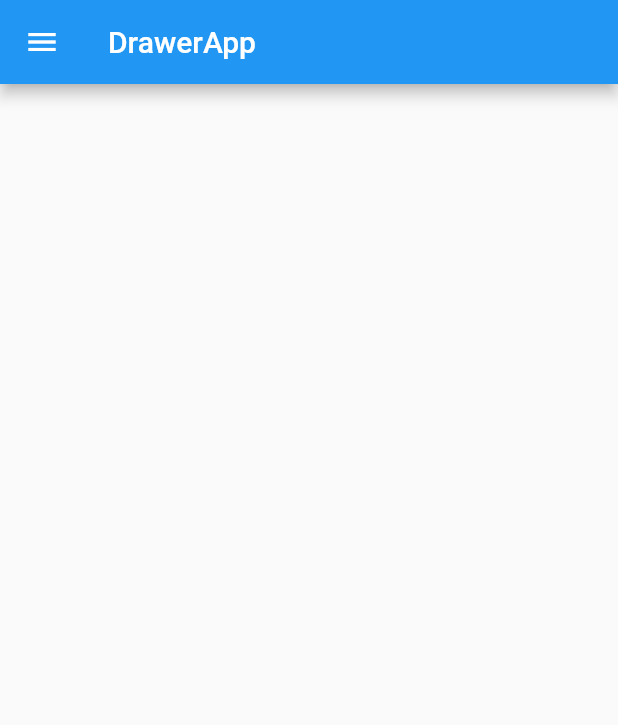
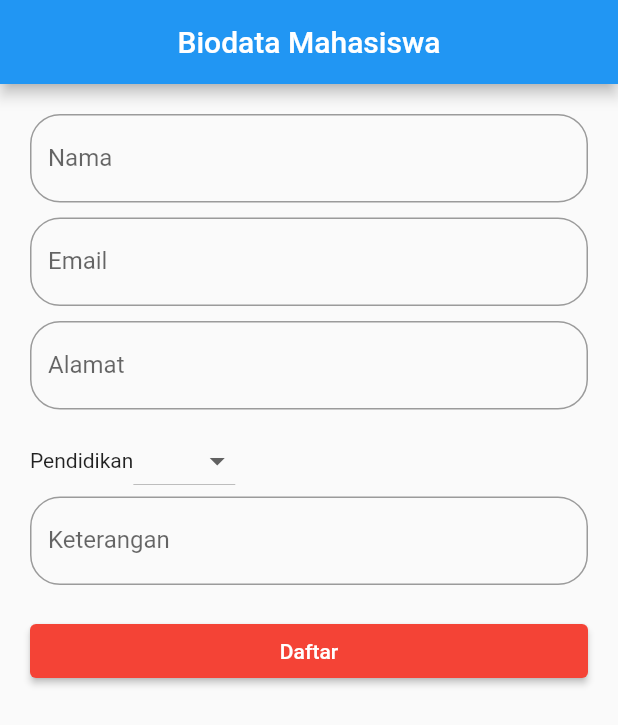
Before and after one commit to RifkyPahlevy/materi_flutter_section4, a Flutter app: the screen it shows after launch, on a phone screen of 412 x 824 dp. Shown: the top 725 px of the screen. Run offline on Flutter 3.47's test engine with Material 2 defaults, Android fonts, the phone set to English and light mode, and no system bars.

Commit message:
penambahan materi baru

```diff
--- a/lib/main.dart
+++ b/lib/main.dart
@@ -1,9 +1,11 @@
 import 'package:flutter/material.dart';
+import 'package:flutter_section_4/widget/Navigation.dart';
 import 'package:flutter_section_4/widget/bottom_sheet.dart';
 import 'package:flutter_section_4/widget/counter_app.dart';
 import 'package:flutter_section_4/widget/dialog_app.dart';
 import 'package:flutter_section_4/widget/drawer_app.dart';
 import 'package:flutter_section_4/widget/drop_down.dart';
+import 'package:flutter_section_4/widget/latihan.dart';
 import 'package:flutter_section_4/widget/navigation_bar.dart';
 import 'package:flutter_section_4/widget/snack_bar.dart';
 import 'package:flutter_section_4/widget/tab_bar.dart';
@@ -16,6 +18,9 @@ void main() {
 class MyApp extends StatelessWidget {
   @override
   Widget build(BuildContext context) {
-    return MaterialApp(debugShowCheckedModeBanner: false, home: DrawerApp());
+    return MaterialApp(
+        title: 'Flutter Layout',
+        debugShowCheckedModeBanner: false,
+        home: BiodataApp());
   }
 }
--- a/lib/widget/drawer_app.dart
+++ b/lib/widget/drawer_app.dart
@@ -100,6 +100,12 @@ class DrawerApp extends StatelessWidget {
           ],
         ),
       ),
+      body: ElevatedButton(
+          onPressed: () {
+            Navigator.of(context)
+                .pop(); // method pop() digunakan untuk kembali ke halaman sebelumnya
+          },
+          child: Text("<<Back")),
     );
   }
 }
--- /dev/null
+++ b/lib/widget/latihan.dart
@@ -0,0 +1,128 @@
+import 'package:flutter/material.dart';
+
+class BiodataApp extends StatefulWidget {
+  @override
+  State<BiodataApp> createState() => _BiodataAppState();
+}
+
+class _BiodataAppState extends State<BiodataApp> {
+  final List<String> pendidikan = ['SD', 'SMP', 'SMA', 'Kuliah'];
+
+  final List daftar = [];
+
+  TextEditingController namaC = TextEditingController();
+
+  TextEditingController emailC = TextEditingController();
+
+  TextEditingController alamatC = TextEditingController();
+
+  TextEditingController keteranganC = TextEditingController();
+
+  @override
+  Widget build(BuildContext context) {
+    String pend = pendidikan[0];
+    return Scaffold(
+      appBar: AppBar(
+        title: Text('Biodata Mahasiswa'),
+        centerTitle: true,
+      ),
+      body: Padding(
+        padding: const EdgeInsets.all(20),
+        child: ListView(
+          children: [
+            TextField(
+              controller: namaC,
+              textInputAction: TextInputAction.next,
+              decoration: InputDecoration(
+                  labelText: 'Nama',
+                  border: OutlineInputBorder(
+                    borderRadius: BorderRadius.all(Radius.circular(20)),
+                  )),
+            ),
+            SizedBox(
+              height: 10,
+            ),
+            TextField(
+              controller: emailC,
+              textInputAction: TextInputAction.next,
+              decoration: InputDecoration(
+                  labelText: 'Email',
+                  border: OutlineInputBorder(
+                      borderRadius: BorderRadius.all(Radius.circular(20)))),
+            ),
+            SizedBox(
+              height: 10,
+            ),
+            TextField(
+              controller: alamatC,
+              textInputAction: TextInputAction.next,
+              decoration: InputDecoration(
+                  border: OutlineInputBorder(
+                    borderRadius: BorderRadius.all(Radius.circular(20)),
+                  ),
+                  labelText: 'Alamat'),
+            ),
+            SizedBox(
+              height: 10,
+            ),
+            Row(
+              mainAxisAlignment: MainAxisAlignment.start,
+              children: [
+                Text('Pendidikan'),
+                DropdownButton<String>(
+                  items: pendidikan
+                      .map((e) => DropdownMenuItem(
+                            child: Text(e.toString()),
+                            value: e.toString(),
+                          ))
+                      .toList(),
+                  onChanged: (value) {
+                    pend = value.toString();
+                  },
+                )
+              ],
+            ),
+            TextField(
+              controller: keteranganC,
+              textInputAction: TextInputAction.done,
+              decoration: InputDecoration(
+                  border: OutlineInputBorder(
+                      borderRadius: BorderRadius.all(Radius.circular(20))),
+                  labelText: 'Keterangan'),
+            ),
+            SizedBox(
+              height: 20,
+            ),
+            ElevatedButton(
+                style: ElevatedButton.styleFrom(primary: Colors.red),
+                onPressed: () {
+                  daftar.add(namaC.text);
+                  daftar.add(emailC.text);
+                  daftar.add(alamatC.text);
+                  daftar.add(keteranganC.text);
+                  daftar.add(pend);
+                  for (var item in daftar) {
+                    print(item);
+                  }
+                  setState(() {});
+                  showDialog(
+                    context: context,
+                    builder: (context) => AlertDialog(
+                      title: Text('Reminder'),
+                      content: Text('Alhamdulilah Berhasil Daftar'),
+                      shape: RoundedRectangleBorder(
+                          borderRadius:
+                              BorderRadius.only(topLeft: Radius.circular(20))),
+                    ),
+                  );
+                },
+                child: Text('Daftar')),
+            Column(
+              children: daftar.map((e) => Text(e.toString())).toList(),
+            )
+          ],
+        ),
+      ),
+    );
+  }
+}
```
Also changed, not shown: lib/widget/Navigation.dart (added, +25 -0 lines), lib/widget/tab_bar.dart (+30 -1 lines).
